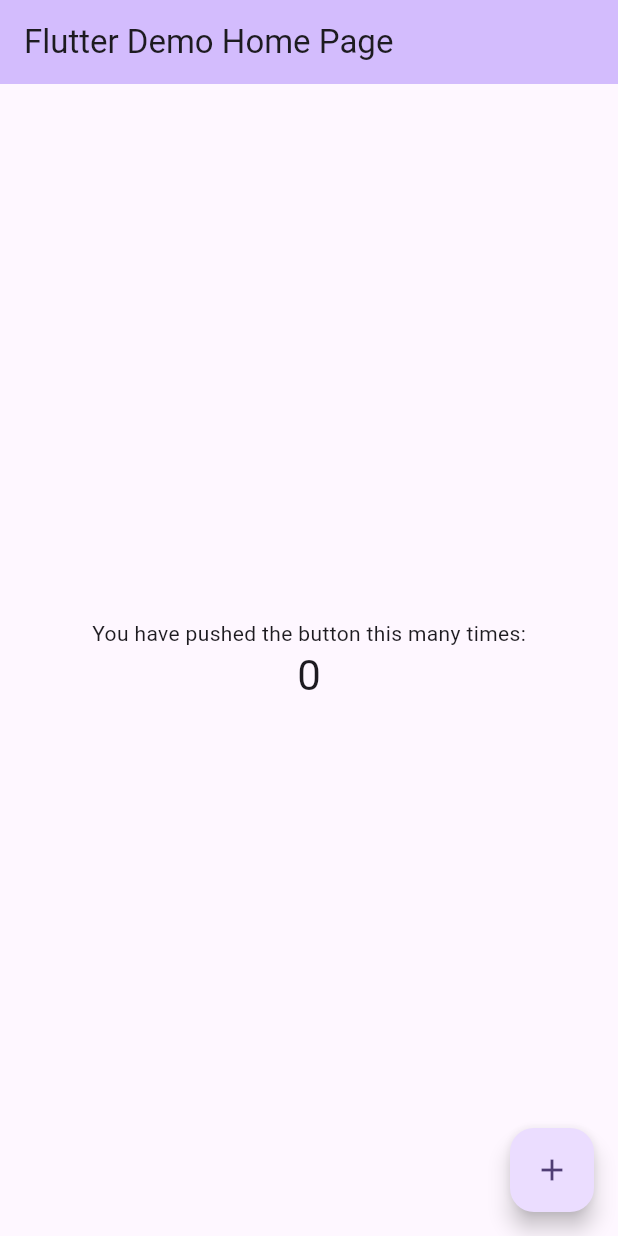
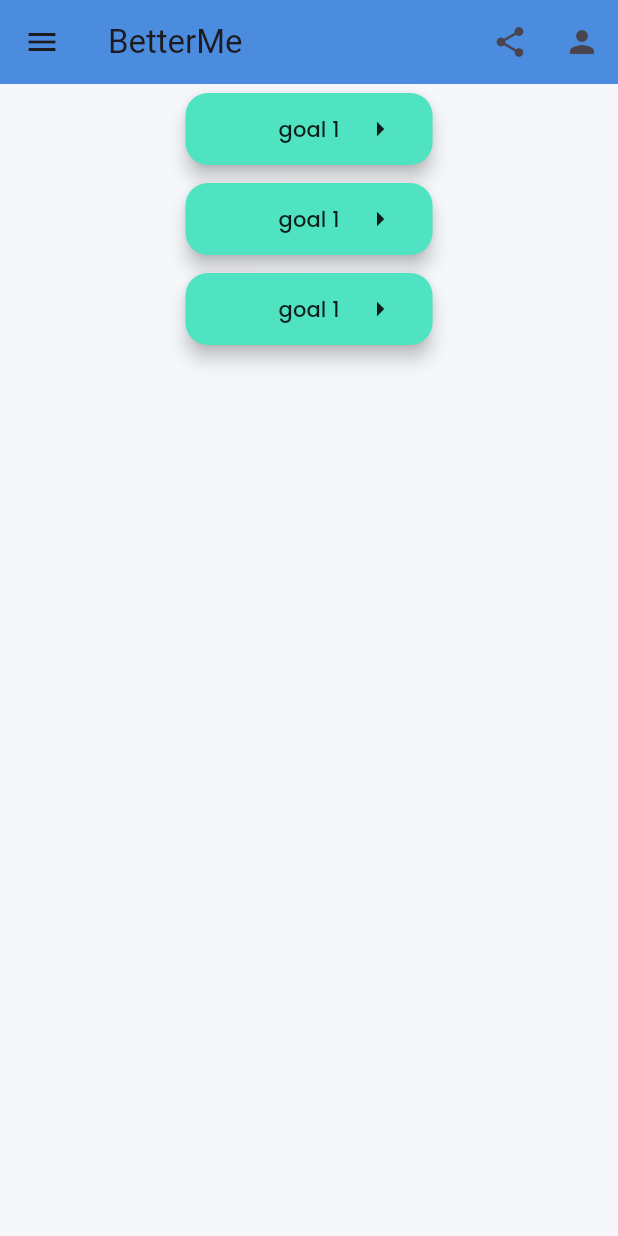
Before and after one commit to BernardoOPires/BetterMeTrackerAPP, a Flutter app: the screen it shows after launch, on a phone screen of 412 x 824 dp. Run offline on Flutter 3.47's test engine with Material 3 defaults, Android fonts, the phone set to English and light mode, and no system bars; our stand-ins replace google_fonts.

Commit message:
mainPage design test

```diff
--- /dev/null
+++ b/code/frontend/lib/features/core/presentation/pages/mainPage.dart
@@ -0,0 +1,141 @@
+import 'package:flutter/material.dart';
+import 'package:frontend/shared/themes/colors.dart';
+import 'package:frontend/shared/widgets/navBar.dart';
+import 'package:google_fonts/google_fonts.dart';
+
+class MainPage extends StatelessWidget {
+  const MainPage({super.key});
+
+  @override
+  Widget build(BuildContext context) {
+    return MaterialApp(
+      home: Scaffold(
+        backgroundColor: backgroundColor,
+        appBar: Navbar(),
+        body: Column(
+          children: [
+            Center(
+              child: Column(
+                children: [
+                  //static test -- make it dynamic (listview widget)
+                  Padding(
+                    padding: const EdgeInsets.symmetric(
+                      horizontal: 30,
+                      vertical: 6,
+                    ),
+                    child: Material(
+                      elevation: 5,
+                      color: supColor,
+                      borderRadius: BorderRadius.circular(15.0),
+                      child: SizedBox(
+                        width: MediaQuery.of(context).size.width * 0.4,
+                        child: MaterialButton(
+                          minWidth: MediaQuery.of(context).size.width * 1,
+                          onPressed: () {},
+                          child: Stack(
+                            alignment: Alignment.center,
+                            children: [
+                              Text("goal 1", style: GoogleFonts.poppins()),
+                              Row(
+                                mainAxisAlignment: MainAxisAlignment.end,
+                                children: [
+                                  Container(
+                                    padding: EdgeInsets.all(7),
+                                    decoration: BoxDecoration(
+                                      color: supColor,
+                                      shape: BoxShape.circle,
+                                    ),
+                                    child: Icon(Icons.arrow_right),
+                                  ),
+                                ],
+                              ),
+                            ],
+                          ),
+                        ),
+                      ),
+                    ),
+                  ),
+                  Padding(
+                    padding: const EdgeInsets.symmetric(
+                      horizontal: 30,
+                      vertical: 6,
+                    ),
+                    child: Material(
+                      elevation: 5,
+                      color: supColor,
+                      borderRadius: BorderRadius.circular(15.0),
+                      child: SizedBox(
+                        width: MediaQuery.of(context).size.width * 0.4,
+                        child: MaterialButton(
+                          minWidth: MediaQuery.of(context).size.width * 1,
+                          onPressed: () {},
+                          child: Stack(
+                            alignment: Alignment.center,
+                            children: [
+                              Text("goal 1", style: GoogleFonts.poppins()),
+                              Row(
+                                mainAxisAlignment: MainAxisAlignment.end,
+                                children: [
+                                  Container(
+                                    padding: EdgeInsets.all(7),
+                                    decoration: BoxDecoration(
+                                      color: supColor,
+                                      shape: BoxShape.circle,
+                                    ),
+                                    child: Icon(Icons.arrow_right),
+                                  ),
+                                ],
+                              ),
+                            ],
+                          ),
+                        ),
+                      ),
+                    ),
+                  ),
+                  Padding(
+                    padding: const EdgeInsets.symmetric(
+                      horizontal: 30,
+                      vertical: 6,
+                    ),
+                    child: Material(
+                      elevation: 5,
+                      color: supColor,
+                      borderRadius: BorderRadius.circular(15.0),
+                      child: SizedBox(
+                        width: MediaQuery.of(context).size.width * 0.4,
+                        child: MaterialButton(
+                          minWidth: MediaQuery.of(context).size.width * 1,
+                          onPressed: () {},
+                          child: Stack(
+                            alignment: Alignment.center,
+                            children: [
+                              Text("goal 1", style: GoogleFonts.poppins()),
+                              Row(
+                                mainAxisAlignment: MainAxisAlignment.end,
+                                children: [
+                                  Container(
+                                    padding: EdgeInsets.all(7),
+                                    decoration: BoxDecoration(
+                                      color: supColor,
+                                      shape: BoxShape.circle,
+                                    ),
+                                    child: Icon(Icons.arrow_right),
+                                  ),
+                                ],
+                              ),
+                            ],
+                          ),
+                        ),
+                      ),
+                    ),
+                  ),
+                ],
+              ),
+            ),
+            Container(color: lightBlueBackground),
+          ],
+        ),
+      ),
+    );
+  }
+}
--- /dev/null
+++ b/code/frontend/lib/features/user/presentation/pages/login_page.dart
@@ -0,0 +1,27 @@
+import 'package:flutter/material.dart';
+
+class LoginPage extends StatelessWidget {
+  const LoginPage({super.key});
+
+  @override
+  Widget build(BuildContext context) {
+    return MaterialApp(
+      home: Scaffold(
+        // appBar: , add global navbar
+        body: Center(
+          child: Column(
+            children: [
+              TextField(),
+              TextField(),
+              // ButtonStyle(),
+              InkWell(
+                child: Text("Register"),
+                // onTap: ,
+              ),
+            ],
+          ),
+        ),
+      ),
+    );
+  }
+}
--- /dev/null
+++ b/code/frontend/lib/features/user/presentation/pages/register_page.dart
@@ -0,0 +1,10 @@
+import 'package:flutter/material.dart';
+
+class RegisterPage extends StatelessWidget {
+  const RegisterPage({super.key});
+
+  @override
+  Widget build(BuildContext context) {
+    return const Placeholder();
+  }
+}
--- a/code/frontend/lib/main.dart
+++ b/code/frontend/lib/main.dart
@@ -1,122 +1,16 @@
 import 'package:flutter/material.dart';
+import 'package:frontend/features/core/presentation/pages/mainPage.dart';
+import 'package:frontend/features/user/presentation/pages/login_page.dart';
 
 void main() {
-  runApp(const MyApp());
+  runApp(MyApp());
 }
 
 class MyApp extends StatelessWidget {
-  const MyApp({super.key});
-
-  // This widget is the root of your application.
-  @override
-  Widget build(BuildContext context) {
-    return MaterialApp(
-      title: 'Flutter Demo',
-      theme: ThemeData(
-        // This is the theme of your application.
-        //
-        // TRY THIS: Try running your application with "flutter run". You'll see
-        // the application has a purple toolbar. Then, without quitting the app,
-        // try changing the seedColor in the colorScheme below to Colors.green
-        // and then invoke "hot reload" (save your changes or press the "hot
-        // reload" button in a Flutter-supported IDE, or press "r" if you used
-        // the command line to start the app).
-        //
-        // Notice that the counter didn't reset back to zero; the application
-        // state is not lost during the reload. To reset the state, use hot
-        // restart instead.
-        //
-        // This works for code too, not just values: Most code changes can be
-        // tested with just a hot reload.
-        colorScheme: ColorScheme.fromSeed(seedColor: Colors.deepPurple),
-      ),
-      home: const MyHomePage(title: 'Flutter Demo Home Page'),
-    );
-  }
-}
-
-class MyHomePage extends StatefulWidget {
-  const MyHomePage({super.key, required this.title});
-
-  // This widget is the home page of your application. It is stateful, meaning
-  // that it has a State object (defined below) that contains fields that affect
-  // how it looks.
-
-  // This class is the configuration for the state. It holds the values (in this
-  // case the title) provided by the parent (in this case the App widget) and
-  // used by the build method of the State. Fields in a Widget subclass are
-  // always marked "final".
-
-  final String title;
-
-  @override
-  State<MyHomePage> createState() => _MyHomePageState();
-}
-
-class _MyHomePageState extends State<MyHomePage> {
-  int _counter = 0;
-
-  void _incrementCounter() {
-    setState(() {
-      // This call to setState tells the Flutter framework that something has
-      // changed in this State, which causes it to rerun the build method below
-      // so that the display can reflect the updated values. If we changed
-      // _counter without calling setState(), then the build method would not be
-      // called again, and so nothing would appear to happen.
-      _counter++;
-    });
-  }
+  final bool isLoggedIn = true; // test
 
   @override
   Widget build(BuildContext context) {
-    // This method is rerun every time setState is called, for instance as done
-    // by the _incrementCounter method above.
-    //
-    // The Flutter framework has been optimized to make rerunning build methods
-    // fast, so that you can just rebuild anything that needs updating rather
-    // than having to individually change instances of widgets.
-    return Scaffold(
-      appBar: AppBar(
-        // TRY THIS: Try changing the color here to a specific color (to
-        // Colors.amber, perhaps?) and trigger a hot reload to see the AppBar
-        // change color while the other colors stay the same.
-        backgroundColor: Theme.of(context).colorScheme.inversePrimary,
-        // Here we take the value from the MyHomePage object that was created by
-        // the App.build method, and use it to set our appbar title.
-        title: Text(widget.title),
-      ),
-      body: Center(
-        // Center is a layout widget. It takes a single child and positions it
-        // in the middle of the parent.
-        child: Column(
-          // Column is also a layout widget. It takes a list of children and
-          // arranges them vertically. By default, it sizes itself to fit its
-          // children horizontally, and tries to be as tall as its parent.
-          //
-          // Column has various properties to control how it sizes itself and
-          // how it positions its children. Here we use mainAxisAlignment to
-          // center the children vertically; the main axis here is the vertical
-          // axis because Columns are vertical (the cross axis would be
-          // horizontal).
-          //
-          // TRY THIS: Invoke "debug painting" (choose the "Toggle Debug Paint"
-          // action in the IDE, or press "p" in the console), to see the
-          // wireframe for each widget.
-          mainAxisAlignment: MainAxisAlignment.center,
-          children: <Widget>[
-            const Text('You have pushed the button this many times:'),
-            Text(
-              '$_counter',
-              style: Theme.of(context).textTheme.headlineMedium,
-            ),
-          ],
-        ),
-      ),
-      floatingActionButton: FloatingActionButton(
-        onPressed: _incrementCounter,
-        tooltip: 'Increment',
-        child: const Icon(Icons.add),
-      ), // This trailing comma makes auto-formatting nicer for build methods.
-    );
+    return MaterialApp(home: isLoggedIn ? MainPage() : LoginPage());
   }
 }
--- /dev/null
+++ b/code/frontend/lib/shared/themes/colors.dart
@@ -0,0 +1,11 @@
+import 'dart:ui';
+import 'package:flutter/material.dart';
+
+const primaryColor = Color(0xFF4A90E2);
+const secondaryColor = Color(0xFFFFA552);
+const supColor = Color(0xFF50E3C2);
+const backgroundColor = Color(0xFFF5F7FA);
+const lightBlueBackground = Color(0xFFEAF4FC);
+const primaryTxtColor = Color(0xFF333333);
+const secondaryTxtColor = Color(0xFF666666);
+const errorColor = Color(0xFFE94F4F);
--- /dev/null
+++ b/code/frontend/lib/shared/widgets/navBar.dart
@@ -0,0 +1,24 @@
+import 'package:flutter/material.dart';
+import 'package:frontend/shared/themes/colors.dart';
+
+class Navbar extends StatelessWidget implements PreferredSizeWidget {
+  const Navbar({super.key});
+
+  @override
+  Widget build(BuildContext context) {
+    return AppBar(
+      backgroundColor: primaryColor,
+      elevation: 2,
+      title: Text("BetterMe"),
+      leading: IconButton(onPressed: () {}, icon: Icon(Icons.menu)),
+      actions: [
+        IconButton(onPressed: () {}, icon: Icon(Icons.share)),
+        IconButton(onPressed: () {}, icon: Icon(Icons.person)), //photo
+      ],
+    );
+  }
+
+  @override
+  // TODO: implement preferredSize
+  Size get preferredSize => const Size.fromHeight(kToolbarHeight);
+}
--- a/code/frontend/pubspec.yaml
+++ b/code/frontend/pubspec.yaml
@@ -34,6 +34,7 @@ dependencies:
   # The following adds the Cupertino Icons font to your application.
   # Use with the CupertinoIcons class for iOS style icons.
   cupertino_icons: ^1.0.8
+  google_fonts: ^6.2.1
 
 dev_dependencies:
   flutter_test:
```
Also changed, not shown: code/frontend/pubspec.lock, 2 other files.
